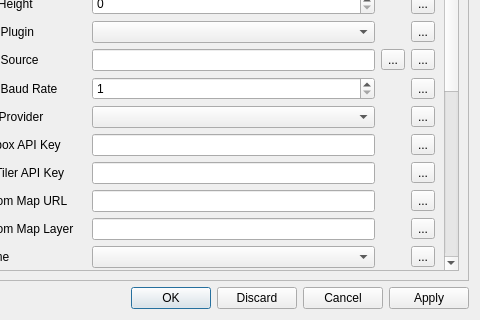
Qt form scwx-qt/source/scwx/qt/ui/settings_dialog.ui (TornadoRTX/TorDar) before a commit; both pictures show x 170 to 650 and y 180 to 500 of the 650 by 500 pixel window.
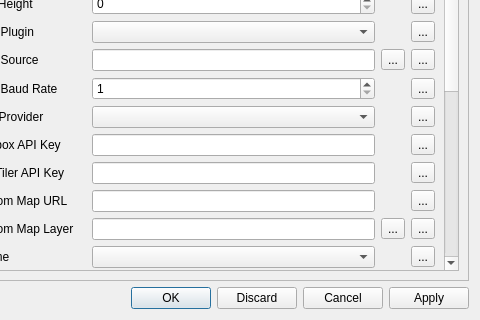
The same form after that commit. The open tabs and pages were chosen to show the change. Icons and pictures are not drawn. Custom widgets are drawn as their Qt base class.

Commit message: Fix up custom map inputs, making it easier for others to use

The edit to the form file:
```diff
--- a/scwx-qt/source/scwx/qt/ui/settings_dialog.ui
+++ b/scwx-qt/source/scwx/qt/ui/settings_dialog.ui
@@ -135,9 +135,9 @@
               <property name="geometry">
                <rect>
                 <x>0</x>
-                <y>-303</y>
+                <y>-260</y>
                 <width>511</width>
-                <height>733</height>
+                <height>812</height>
                </rect>
               </property>
               <layout class="QVBoxLayout" name="verticalLayout">
@@ -608,6 +608,13 @@
                     </property>
                    </widget>
                   </item>
+                  <item row="15" column="3">
+                   <widget class="QToolButton" name="customMapLayerToolButton">
+                    <property name="text">
+                     <string>...</string>
+                    </property>
+                   </widget>
+                  </item>
                  </layout>
                 </widget>
                </item>
```
Left out of the diff: 6 changed lines with no effect on the pictures. The commit also changes 10 other files.
